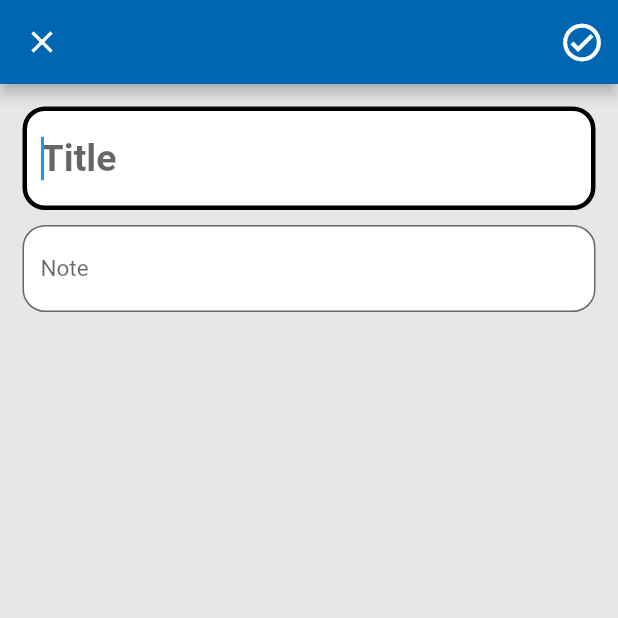
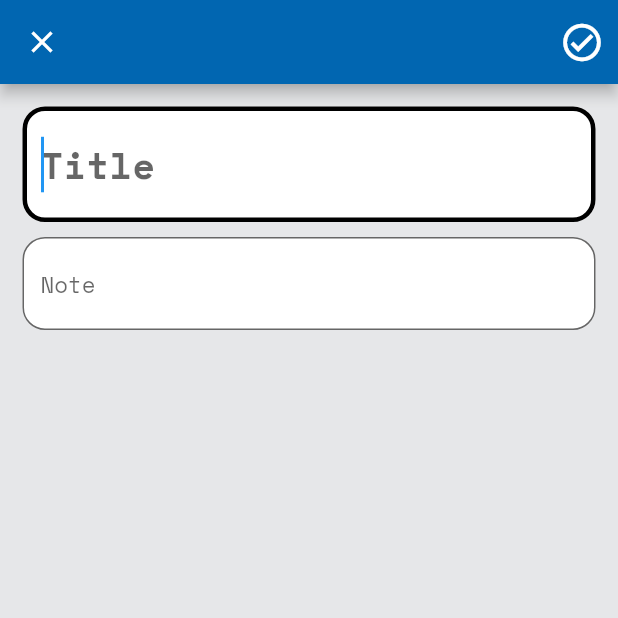
Before and after one commit to srijanishere/Notes_App, a Flutter app: the screen it shows after launch, after a tap on the "edit" icon, on a phone screen of 412 x 824 dp, the top half of it. Run offline on Flutter 3.47's test engine with Material 2 defaults, Android fonts, the phone set to English and light mode, and no system bars; our stand-ins replace loading_animation_widget; network calls fail.

Commit message:
Changed font style

```diff
--- a/Frontend/notes_app/lib/pages/add_new_note.dart
+++ b/Frontend/notes_app/lib/pages/add_new_note.dart
@@ -87,6 +87,7 @@ class _AddNewNoteState extends State<AddNewNote> {
                   }
                 },
                 style: const TextStyle(
+                  fontFamily: 'SpaceMono',
                   fontSize: 25.0,
                   fontWeight: FontWeight.bold,
                 ),
@@ -121,6 +122,7 @@ class _AddNewNoteState extends State<AddNewNote> {
                   focusNode: noteFocus,
                   maxLines: null,
                   style: const TextStyle(
+                    fontFamily: 'SpaceMono',
                     fontSize: 15.0,
                   ),
                   decoration: InputDecoration(
--- a/Frontend/notes_app/lib/pages/home_page.dart
+++ b/Frontend/notes_app/lib/pages/home_page.dart
@@ -48,6 +48,7 @@ class _HomePageState extends State<HomePage> {
                               });
                             },
                             style: TextStyle(
+                              fontFamily: 'SpaceMono',
                               color: Colors.black,
                             ),
                             decoration: InputDecoration(
@@ -62,7 +63,10 @@ class _HomePageState extends State<HomePage> {
                                 color: Color.fromARGB(255, 48, 50, 102),
                               ),
                               hintText: "Search",
-                              hintStyle: TextStyle(fontWeight: FontWeight.bold),
+                              hintStyle: TextStyle(
+                                fontWeight: FontWeight.bold,
+                                fontFamily: 'SpaceMono',
+                              ),
                               filled: true,
                               fillColor: Colors.white,
                               focusColor: Color(0xffc0d59e),
@@ -130,6 +134,7 @@ class _HomePageState extends State<HomePage> {
                                             overflow: TextOverflow.ellipsis,
                                             style: const TextStyle(
                                               color: Colors.black,
+                                              fontFamily: 'SpaceMono',
                                               fontWeight: FontWeight.w800,
                                               fontSize: 25.0,
                                             ),
@@ -168,6 +173,7 @@ class _HomePageState extends State<HomePage> {
                                         'No results for "$searchQuery"',
                                         textAlign: TextAlign.center,
                                         style: TextStyle(
+                                          fontFamily: 'SpaceMono',
                                           fontSize: 24.0,
                                           fontWeight: FontWeight.bold,
                                           color: Colors.black,
@@ -179,6 +185,7 @@ class _HomePageState extends State<HomePage> {
                                       Text(
                                         'Check the spelling or try a new search',
                                         style: TextStyle(
+                                          fontFamily: 'SpaceMono',
                                           color: Colors.black,
                                         ),
                                       ),
@@ -191,7 +198,10 @@ class _HomePageState extends State<HomePage> {
                   : Center(
                       child: Text(
                         'No notes yet',
-                        style: TextStyle(color: Colors.white),
+                        style: TextStyle(
+                          fontFamily: 'SpaceMono',
+                          color: Colors.white,
+                        ),
                       ),
                     ),
             )
```
Also changed, not shown: Frontend/notes_app/pubspec.yaml (+7 -11 lines), Frontend/notes_app/fonts/SpaceMono-Bold.ttf (added), Frontend/notes_app/fonts/SpaceMono-BoldItalic.ttf (added), Frontend/notes_app/fonts/SpaceMono-Italic.ttf (added), Frontend/notes_app/fonts/SpaceMono-Regular.ttf (added), Frontend/notes_app/pubspec.lock, 1 other file.
